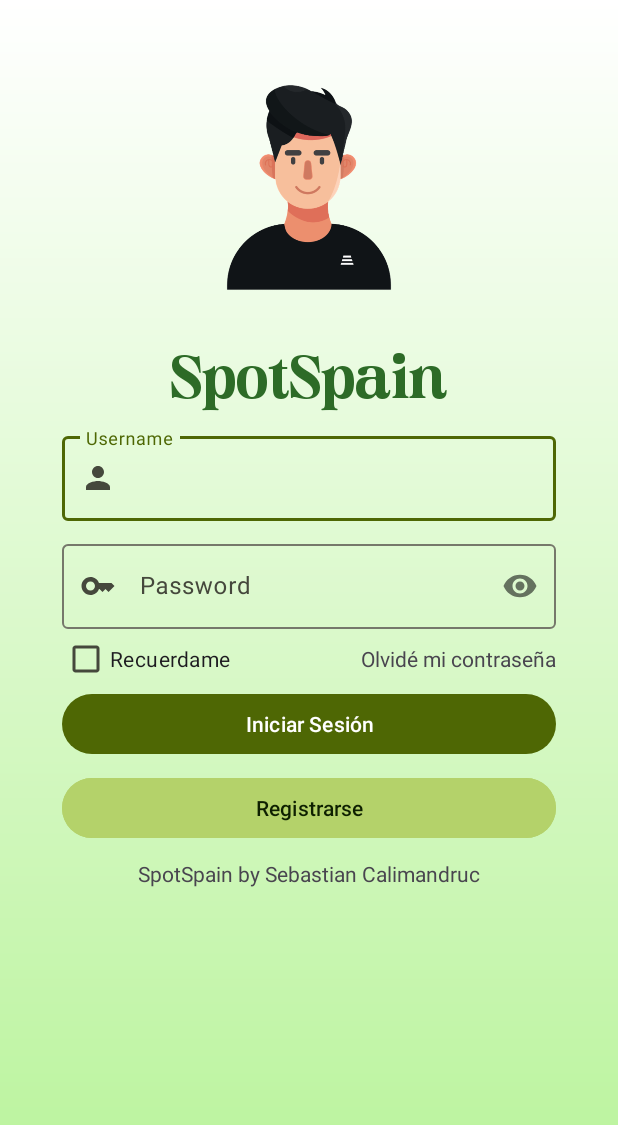
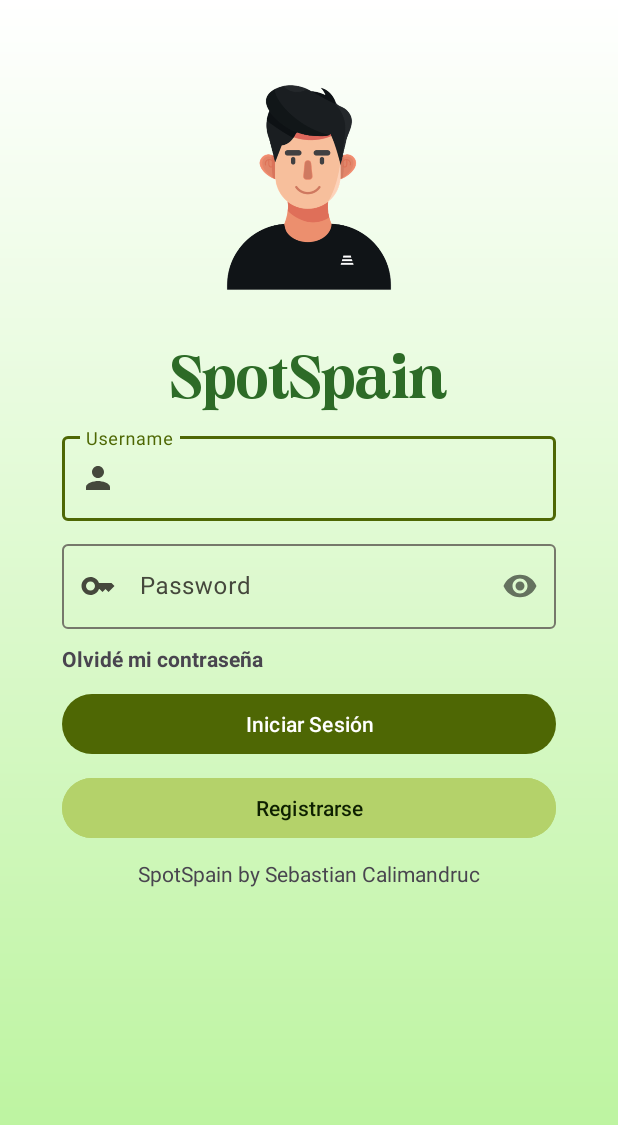
Before and after one commit to MSebas55/SpotSpain, an Android app: the screen it shows after launch (Login), on a phone screen of 412 x 824 dp. Shown: the top 1125 px of the screen. Run offline under Robolectric (Android 15) with nearby library versions, the phone set to English and light mode, and no system bars.

Commit message:
Cambio tonto

```diff
--- a/app/src/main/res/layout/activity_login.xml
+++ b/app/src/main/res/layout/activity_login.xml
@@ -85,9 +85,10 @@
         android:layout_width="wrap_content"
         android:layout_height="wrap_content"
         android:text="Olvidé mi contraseña"
+        android:textStyle="bold"
         android:layout_marginTop="10dp"
         app:layout_constraintTop_toBottomOf="@id/passwordInputLogin"
-        app:layout_constraintEnd_toStartOf="@id/loginGLV2"/>
+        app:layout_constraintStart_toEndOf="@id/loginGLV1"/>
 
     <Button
         android:id="@+id/loginButton"
@@ -142,13 +143,4 @@
         app:layout_constraintGuide_percent="0.90"
         />
 
-    <CheckBox
-        android:id="@+id/checkbox"
-        android:layout_width="wrap_content"
-        android:layout_height="wrap_content"
-        android:text="Recuerdame"
-        app:layout_constraintStart_toEndOf="@id/loginGLV1"
-        app:layout_constraintTop_toBottomOf="@id/passwordInputLogin"
-        app:layout_constraintBottom_toTopOf="@id/loginButton"/>
-
 </androidx.constraintlayout.widget.ConstraintLayout>
```
